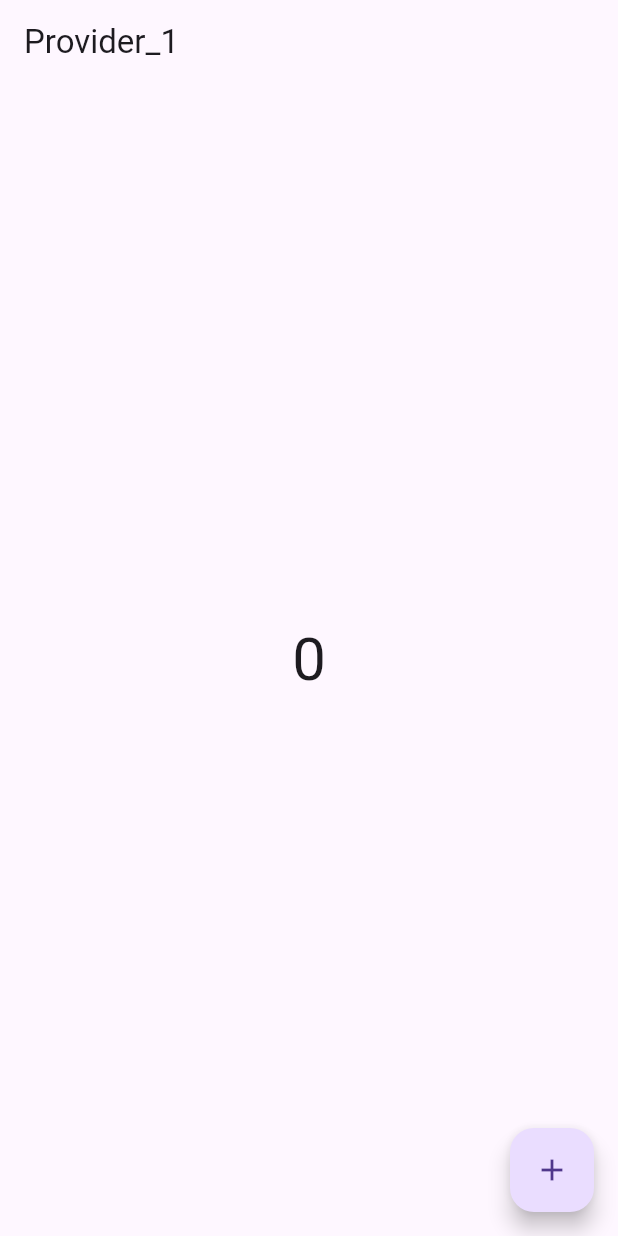
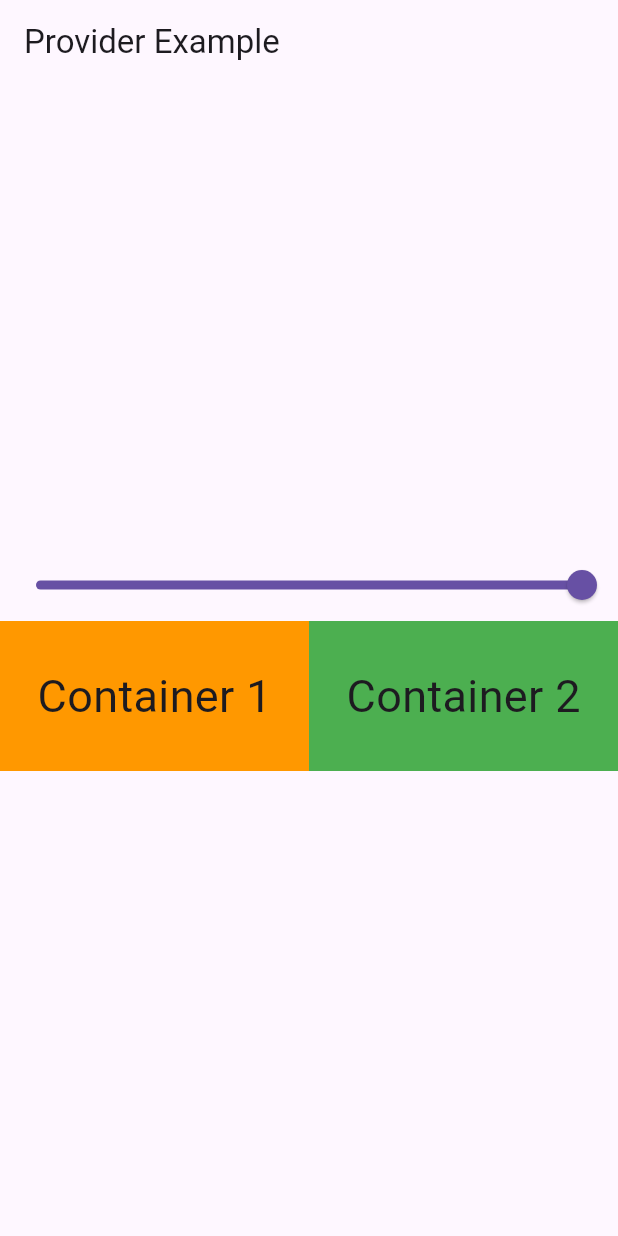
Before and after one commit to waqassharif848/Provider_Practices, a Flutter app: the screen it shows after launch, on a phone screen of 412 x 824 dp. Run offline on Flutter 3.47's test engine with Material 3 defaults, Android fonts, the phone set to English and light mode, and no system bars.

Commit message:
Add color Slider

```diff
--- a/lib/main.dart
+++ b/lib/main.dart
@@ -1,6 +1,7 @@
 import 'package:flutter/material.dart';
 import 'package:provide/provider/count_provider.dart';
-import 'package:provide/provider_home.dart';
+import 'package:provide/provider_example/Example_one.dart';
+import 'package:provide/provider_example/Example_one_provider.dart';
 import 'package:provider/provider.dart';
 
 
@@ -15,12 +16,16 @@ class MyApp extends StatelessWidget {
   @override
   Widget build(BuildContext context) {
     return MultiProvider(providers: [
-      ChangeNotifierProvider(create: (_)=>CountProvider()),
+      ChangeNotifierProvider(create: (_) => CountProvider()),
+      ChangeNotifierProvider(create: (_) => ExampleProvider())
+    ],
 
-    ],child: MaterialApp(
+      child: MaterialApp(
+        debugShowCheckedModeBanner: false,
       title: 'Provider_1',
       theme: ThemeData(primarySwatch: Colors.blue,),
-      home: ProviderHome(),
+      home: ExamOne(),
     ),);
+
   }
 }
--- /dev/null
+++ b/lib/provider_example/Example_one.dart
@@ -0,0 +1,62 @@
+import 'package:flutter/material.dart';
+import 'package:provide/provider_example/Example_one_provider.dart';
+import 'package:provider/provider.dart';
+
+
+class ExamOne extends StatefulWidget {
+  const ExamOne({super.key});
+
+  @override
+  State<ExamOne> createState() => _ExamOneState();
+}
+
+class _ExamOneState extends State<ExamOne> {
+
+  @override
+  Widget build(BuildContext context) {
+    print('Build');
+    return Scaffold(
+      appBar: AppBar(
+        title: Text('Provider Example'),
+      ),
+      body: Column(
+        mainAxisAlignment: MainAxisAlignment.center,
+        children: [
+          Consumer<ExampleProvider>(builder: (context, value, child){
+            return  Slider(
+                min:0 ,
+                max:1 ,
+                value: value.value, onChanged: (val){
+              value.setValue(val);
+            });
+          }),
+          Consumer<ExampleProvider>(builder: (context, value, child){
+            return  Row(
+              children: [
+                Expanded(
+                  child: Container(
+                    height: 100,
+                    decoration: BoxDecoration(
+                      color: Colors.orange.withOpacity(value.value),
+                    ),
+                    child: Center(child: Text('Container 1', style: TextStyle(fontSize: 30),)),
+                  ),
+                ),
+                Expanded(
+                  child: Container(
+                    height: 100,
+                    decoration: BoxDecoration(
+                      color: Colors.green.withOpacity(value.value),
+                    ),
+                    child: Center(child: Text('Container 2', style: TextStyle(fontSize: 30),)),
+                  ),
+                )
+              ],
+            );
+          }),
+
+        ],
+      ),
+    );
+  }
+}
--- /dev/null
+++ b/lib/provider_example/Example_one_provider.dart
@@ -0,0 +1,12 @@
+import 'package:flutter/foundation.dart';
+
+class ExampleProvider with ChangeNotifier{
+
+  double _value=1.0;
+  double get value=> _value;
+
+  void setValue(double val){
+ _value=val;
+ notifyListeners();
+}
+  }
```
